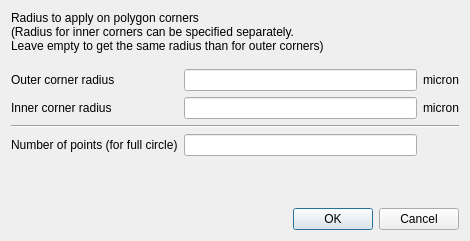
The window that src/edt/edt/RoundCornerOptionsDialog.ui (KLayout/klayout) describes before a commit, drawn with Qt 5.
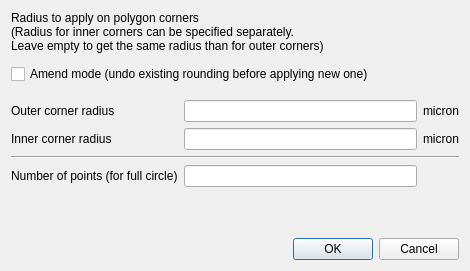
The same window after the commit.

Commit message:
Second fix for issue #306 (round function problem)
This fix adds a "amend" option to the rounded corners
dialog - disabling this option allows to skip the "undo rounding"
step in case the algorithm does not determine the rounding
properties of the input properly.

Without "amend" enabled, the rounding will always be
applied atop of any existing rounding.

Patch:
```diff
--- a/src/edt/edt/RoundCornerOptionsDialog.ui
+++ b/src/edt/edt/RoundCornerOptionsDialog.ui
@@ -1,51 +1,58 @@
 <ui version="4.0" >
  <class>RoundCornerOptionsDialog</class>
- <widget class="QDialog" name="RoundCornerOptionsDialog" >
-  <property name="geometry" >
+ <widget class="QDialog" name="RoundCornerOptionsDialog">
+  <property name="geometry">
    <rect>
     <x>0</x>
     <y>0</y>
     <width>469</width>
-    <height>241</height>
+    <height>271</height>
    </rect>
   </property>
   <property name="windowTitle" >
    <string>Dialog</string>
   </property>
-  <layout class="QGridLayout" name="gridLayout" >
-   <item row="2" column="1" >
-    <widget class="QLineEdit" name="router_le" />
-   </item>
-   <item row="2" column="0" >
-    <widget class="QLabel" name="label" >
-     <property name="text" >
-      <string>Outer corner radius</string>
+  <layout class="QGridLayout" name="gridLayout">
+   <item row="2" column="0" colspan="3">
+    <widget class="QCheckBox" name="amend_cb">
+     <property name="text">
+      <string>Amend mode (undo existing rounding before applying new one)</string>
      </property>
     </widget>
    </item>
-   <item row="5" column="0" >
-    <widget class="QLabel" name="label_2" >
-     <property name="text" >
+   <item row="7" column="0">
+    <widget class="QLabel" name="label_2">
+     <property name="text">
       <string>Number of points (for full circle)</string>
      </property>
     </widget>
    </item>
-   <item row="3" column="0" >
-    <widget class="QLabel" name="label_3" >
-     <property name="text" >
+   <item row="5" column="0">
+    <widget class="QLabel" name="label_3">
+     <property name="text">
       <string>Inner corner radius</string>
      </property>
     </widget>
    </item>
-   <item row="3" column="1" >
-    <widget class="QLineEdit" name="rinner_le" />
+   <item row="5" column="1">
+    <widget class="QLineEdit" name="rinner_le"/>
    </item>
-   <item row="5" column="1" >
-    <widget class="QLineEdit" name="points_le" />
+   <item row="4" column="1">
+    <widget class="QLineEdit" name="router_le"/>
    </item>
-   <item row="4" column="0" colspan="3" >
-    <widget class="Line" name="line" >
-     <property name="orientation" >
+   <item row="4" column="0">
+    <widget class="QLabel" name="label">
+     <property name="text">
+      <string>Outer corner radius</string>
+     </property>
+    </widget>
+   </item>
+   <item row="7" column="1">
+    <widget class="QLineEdit" name="points_le"/>
+   </item>
+   <item row="6" column="0" colspan="3">
+    <widget class="Line" name="line">
+     <property name="orientation">
       <enum>Qt::Horizontal</enum>
      </property>
     </widget>
@@ -59,9 +66,9 @@
      </property>
     </widget>
    </item>
-   <item row="6" column="0" colspan="3" >
-    <spacer name="verticalSpacer" >
-     <property name="orientation" >
+   <item row="8" column="0" colspan="3">
+    <spacer name="verticalSpacer">
+     <property name="orientation">
       <enum>Qt::Vertical</enum>
      </property>
      <property name="sizeHint" stdset="0" >
@@ -72,23 +79,23 @@
      </property>
     </spacer>
    </item>
-   <item row="2" column="2" >
-    <widget class="QLabel" name="label_5" >
-     <property name="text" >
+   <item row="4" column="2">
+    <widget class="QLabel" name="label_5">
+     <property name="text">
       <string>micron</string>
      </property>
     </widget>
    </item>
-   <item row="3" column="2" >
-    <widget class="QLabel" name="label_6" >
-     <property name="text" >
+   <item row="5" column="2">
+    <widget class="QLabel" name="label_6">
+     <property name="text">
       <string>micron</string>
      </property>
     </widget>
    </item>
-   <item row="1" column="0" colspan="3" >
-    <spacer name="verticalSpacer_2" >
-     <property name="orientation" >
+   <item row="3" column="0" colspan="3">
+    <spacer name="verticalSpacer_2">
+     <property name="orientation">
       <enum>Qt::Vertical</enum>
      </property>
      <property name="sizeType" >
@@ -102,9 +109,9 @@
      </property>
     </spacer>
    </item>
-   <item row="7" column="0" colspan="3" >
-    <widget class="QDialogButtonBox" name="buttonBox" >
-     <property name="orientation" >
+   <item row="9" column="0" colspan="3">
+    <widget class="QDialogButtonBox" name="buttonBox">
+     <property name="orientation">
       <enum>Qt::Horizontal</enum>
      </property>
      <property name="standardButtons" >
@@ -112,6 +119,22 @@
      </property>
     </widget>
    </item>
+   <item row="1" column="0" colspan="3">
+    <spacer name="verticalSpacer_3">
+     <property name="orientation">
+      <enum>Qt::Vertical</enum>
+     </property>
+     <property name="sizeType">
+      <enum>QSizePolicy::Fixed</enum>
+     </property>
+     <property name="sizeHint" stdset="0">
+      <size>
+       <width>20</width>
+       <height>5</height>
+      </size>
+     </property>
+    </spacer>
+   </item>
   </layout>
   <zorder>router_le</zorder>
   <zorder>label</zorder>
```
Left out of the diff: 38 changed lines with no effect on the pictures. The commit also changes 4 other files.
